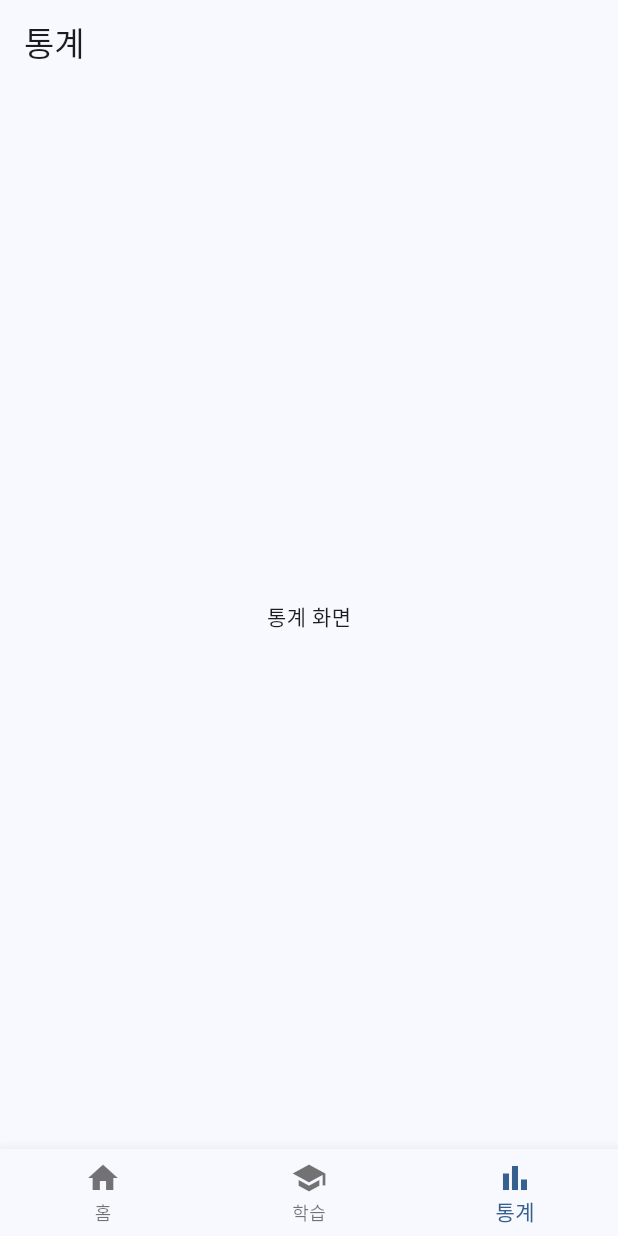
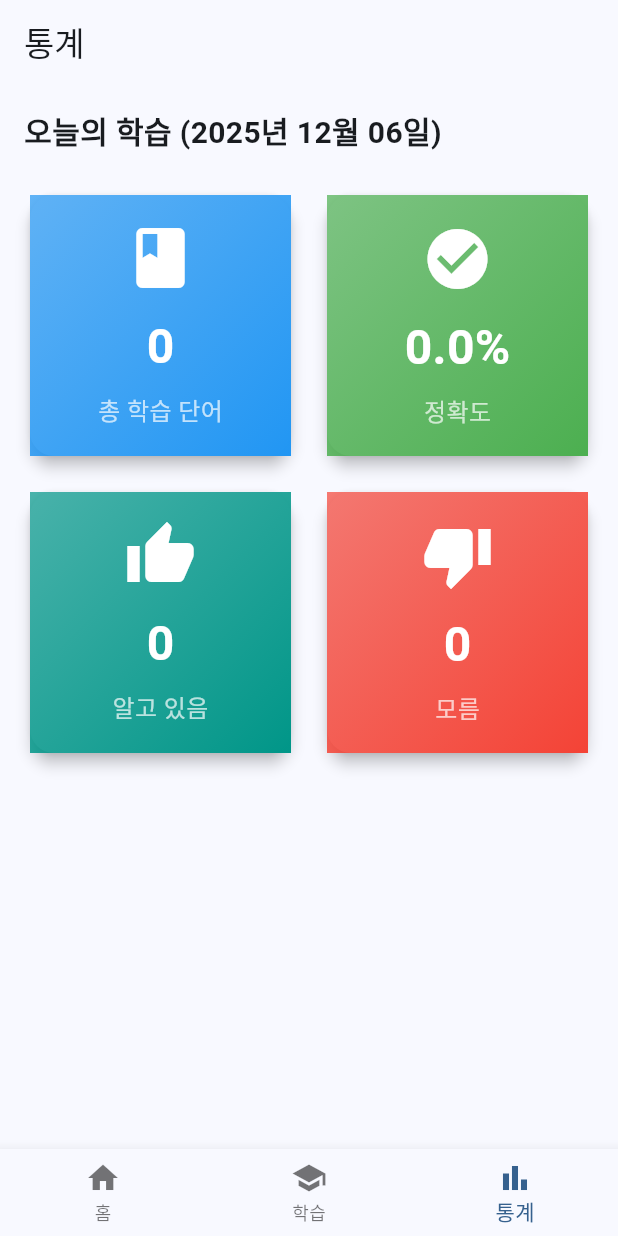
Before and after one commit to Leedoseo/daily_voca_project, a Flutter app: the screen it shows after launch, item 3 of the bottom bar chosen, on a phone screen of 412 x 824 dp. Run offline on Flutter 3.47's test engine with Material 3 defaults, Android fonts, the light colour scheme and no system bars; our stand-ins replace flutter_card_swiper, flutter_tts, sqflite; accounts and stored records are empty.

Commit message:
통계 화면 구현

```diff
--- a/lib/screens/statistics_screen.dart
+++ b/lib/screens/statistics_screen.dart
@@ -1,22 +1,174 @@
 // Flutter Material Design 위젯
 import 'package:flutter/material.dart';
+// DB 서비스
+import '../services/database_service.dart';
+// 날짜 포맷팅 패키지
+import 'package:intl/intl.dart';
 
 /// 통계 화면
 /// 학습 통계를 보여주는 화면 (현재는 플레이스홀더)
-/// StatelessWidget: 상태가 변하지 않는 정적 위젯
-class StatisticsScreen extends StatelessWidget {
+/// StatelessWidget: 상태가 변하지 않는 정적 위젯 -> fulWidget으로 변경 : DB에서 통계를 가져와서 표시하기 위함
+class StatisticsScreen extends StatefulWidget {
   const StatisticsScreen({super.key});
 
-  /// 화면을 그리는 메서드
+  @override
+  State<StatisticsScreen> createState() => _StatisticsScreenState();
+}
+
+/// StatisticsScreen의 상태 관리 클래스
+class _StatisticsScreenState extends State<StatisticsScreen> {
+  // DB 서비스 인스턴스
+  final DatabaseService _dbService = DatabaseService.instance;
+
+  // 로딩 중 여부
+  bool _isLoading = true;
+
+  // 통계 데이터
+  int _totalStudied = 0; // 오늘 학습한 총 단어 수
+  int _correctCount = 0; // 맞힌 단어 수
+  int _incorrectCount = 0; // 틀린 단어 수
+  double _accuracy = 0.0; // 정확도 (%)
+
+  /// 위젯이 생성될 때 한 번만 호출
+  @override
+  void initState() {
+    super.initState();
+    // 통계 로드
+    _loadStatistics();
+  }
+
+  /// 오늘의 학습 통계를 데이터베이스에서 가져오기
+  Future<void> _loadStatistics() async {
+    setState(() => _isLoading = true);
+
+    // 오늘 날짜
+    final today = DateFormat('yyyy-MM-dd').format(DateTime.now());
+
+    // 오늘의 학습 기록 조회
+    final records = await _dbService.getStudyRecordsByDate(today);
+
+    // 통계 계산
+    final totalStudied = records.length;
+    final correctCount = records.where((r) => r.result == true).length;
+    final incorrectCount = records.where((r) => r.result == false).length;
+    final accuracy = totalStudied > 0
+        ? (correctCount / totalStudied * 100)
+        : 0.0;
+
+    setState(() {
+      _totalStudied = totalStudied;
+      _correctCount = correctCount;
+      _incorrectCount = incorrectCount;
+      _accuracy = accuracy;
+      _isLoading = false;
+    });
+  }
+
   @override
   Widget build(BuildContext context) {
+    // 로딩 중일 때 로딩 인디케이터 표시
+    if (_isLoading) {
+      return const Scaffold(body: Center(child: CircularProgressIndicator()));
+    }
+
     return Scaffold(
-      appBar: AppBar(
-        title: const Text('통계'),
+      appBar: AppBar(title: const Text('통계')),
+      // 통계 카드를 표시하는 UI
+      body: Padding(
+        padding: const EdgeInsets.all(16.0),
+        child: Column(
+          crossAxisAlignment: CrossAxisAlignment.start,
+          children: [
+            // 오늘 날짜 표시
+            Text(
+              '오늘의 학습 (${DateFormat('yyyy년 MM월 dd일').format(DateTime.now())})',
+              style: const TextStyle(fontSize: 20, fontWeight: FontWeight.bold),
+            ),
+            const SizedBox(height: 24),
+
+            // 통계 카드들
+            Expanded(
+              child: GridView.count(
+                crossAxisCount: 2, // 2열 그리드
+                crossAxisSpacing: 16,
+                mainAxisSpacing: 16,
+                children: [
+                  // 총 학습 단어 수 카드
+                  _buildStatCard(
+                    '총 학습 단어',
+                    _totalStudied.toString(),
+                    Icons.book,
+                    Colors.blue,
+                  ),
+                  // 정확도 카드
+                  _buildStatCard(
+                    '정확도',
+                    '${_accuracy.toStringAsFixed(1)}%',
+                    Icons.check_circle,
+                    Colors.green,
+                  ),
+                  // 맞힌 단어 카드
+                  _buildStatCard(
+                    '알고 있음',
+                    _correctCount.toString(),
+                    Icons.thumb_up,
+                    Colors.teal,
+                  ),
+                  // 틀린 단어 카드
+                  _buildStatCard(
+                    '모름',
+                    _incorrectCount.toString(),
+                    Icons.thumb_down,
+                    Colors.red,
+                  ),
+                ],
+              ),
+            ),
+          ],
+        ),
       ),
-      // Center: 자식 위젯을 가운데 정렬
-      body: const Center(
-        child: Text('통계 화면'),
+    );
+  }
+
+  /// 통계 카드 위젯 생성 헬퍼 메서드
+  Widget _buildStatCard(
+    String title,
+    String value,
+    IconData icon,
+    Color color,
+  ) {
+    return Card(
+      elevation: 4,
+      shape: RoundedRectangleBorder(borderRadius: BorderRadius.circular(16)),
+      child: Container(
+        padding: const EdgeInsets.all(16),
+        decoration: BoxDecoration(
+          gradient: LinearGradient(
+            begin: Alignment.topLeft,
+            end: Alignment.bottomRight,
+            colors: [color.withOpacity(0.7), color],
+          ),
+        ),
+        child: Column(
+          mainAxisAlignment: MainAxisAlignment.center,
+          children: [
+            Icon(icon, size: 48, color: Colors.white),
+            const SizedBox(height: 12),
+            Text(
+              value,
+              style: const TextStyle(
+                fontSize: 32,
+                fontWeight: FontWeight.bold,
+                color: Colors.white,
+              ),
+            ),
+            const SizedBox(height: 8),
+            Text(
+              title,
+              style: const TextStyle(fontSize: 16, color: Colors.white70),
+            ),
+          ],
+        ),
       ),
     );
   }
```
